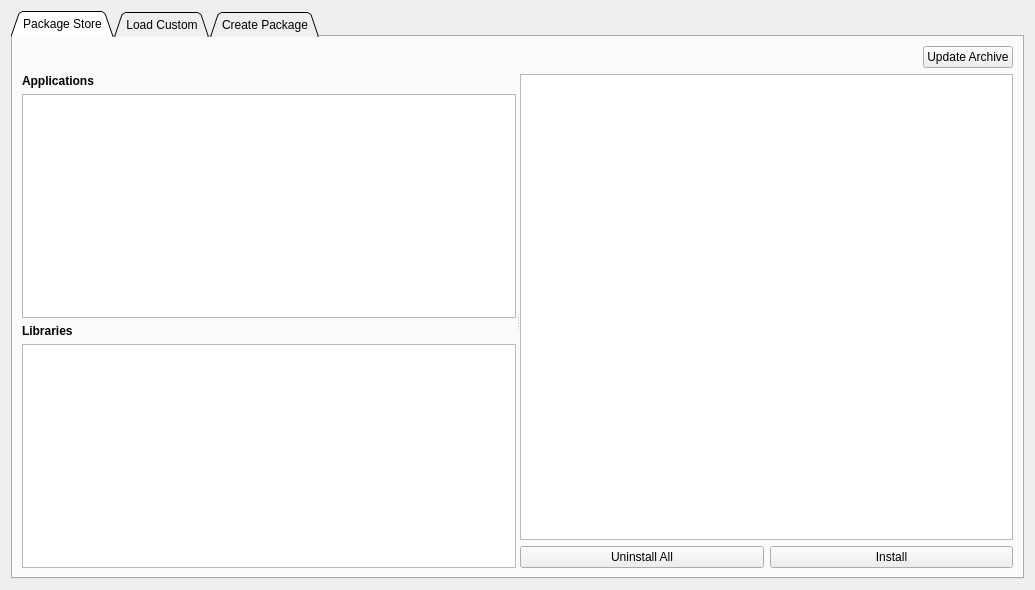
Before: the Qt Designer form pages/pagevescpackage.ui in vedderb/vesc_tool, drawn with Qt 5.
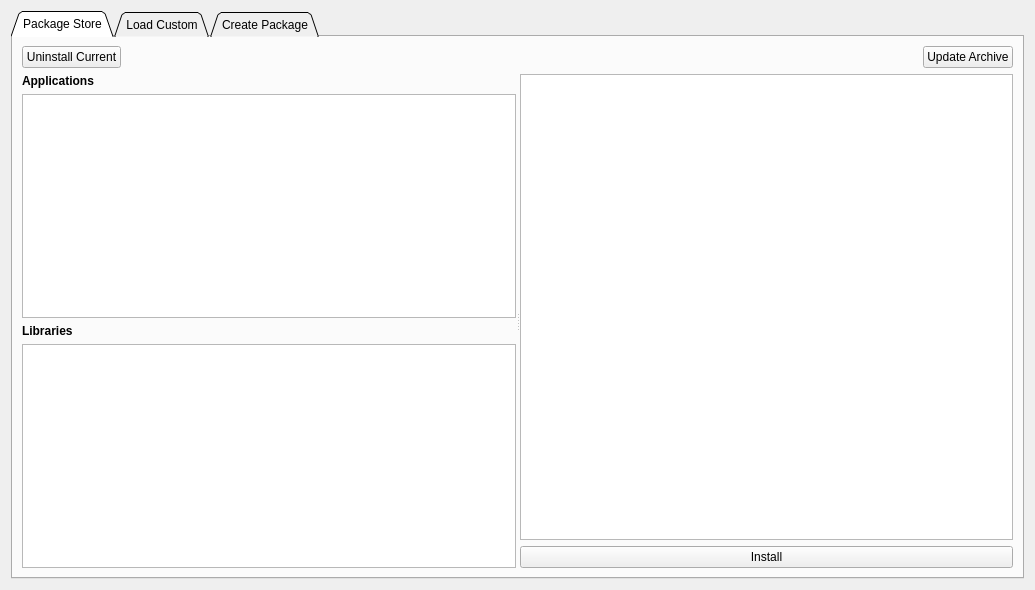
After: the same form once the commit is applied. Icons and pictures are not drawn. Custom widgets are drawn as their Qt base class.

Commit message: Renamed package uninstall all to uninstall current and moved button

Patch:
```diff
--- a/pages/pagevescpackage.ui
+++ b/pages/pagevescpackage.ui
@@ -29,6 +29,13 @@
       <layout class="QVBoxLayout" name="verticalLayout_6">
        <item>
         <layout class="QHBoxLayout" name="horizontalLayout_6">
+         <item>
+          <widget class="QPushButton" name="uninstallButton">
+           <property name="text">
+            <string>Uninstall Current</string>
+           </property>
+          </widget>
+         </item>
          <item>
           <widget class="DisplayPercentage" name="displayDl" native="true">
            <property name="sizePolicy">
@@ -59,7 +66,7 @@
          <property name="orientation">
           <enum>Qt::Horizontal</enum>
          </property>
-         <widget class="QWidget" name="">
+         <widget class="QWidget" name="layoutWidget">
           <layout class="QVBoxLayout" name="verticalLayout_5">
            <item>
             <widget class="QLabel" name="label_2">
@@ -103,28 +110,17 @@
            </item>
           </layout>
          </widget>
-         <widget class="QWidget" name="layoutWidget">
+         <widget class="QWidget" name="layoutWidget1">
           <layout class="QVBoxLayout" name="verticalLayout_4">
            <item>
             <widget class="QTextBrowser" name="storeBrowser"/>
            </item>
            <item>
-            <layout class="QHBoxLayout" name="horizontalLayout_5">
-             <item>
-              <widget class="QPushButton" name="uninstallButton">
-               <property name="text">
-                <string>Uninstall All</string>
-               </property>
-              </widget>
-             </item>
-             <item>
               <widget class="QPushButton" name="installButton">
                <property name="text">
                 <string>Install</string>
                </property>
               </widget>
-             </item>
-            </layout>
            </item>
           </layout>
          </widget>
```
Left out of the diff: 2 changed lines with no effect on the pictures. Lines whose indentation alone changed are shown as unchanged. The commit also changes 1 other file.
